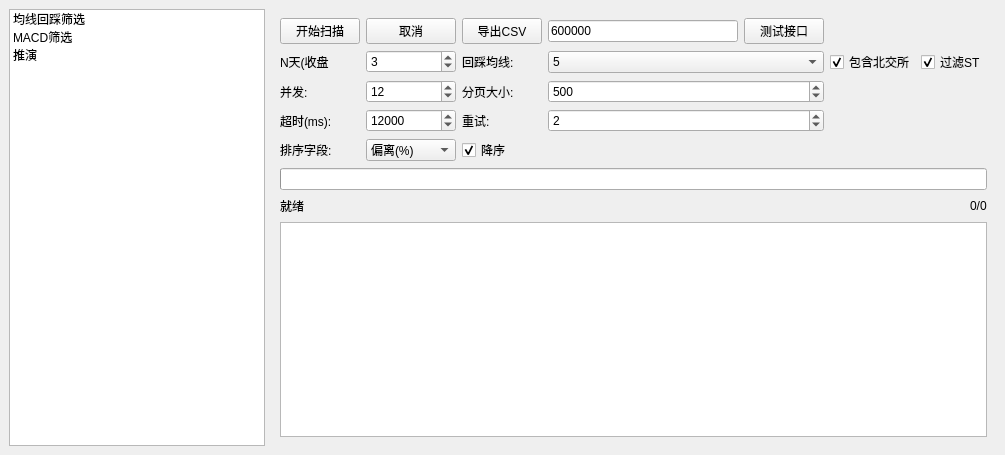
asd977/Pickwise, file mainwindow.ui: the form before one commit.
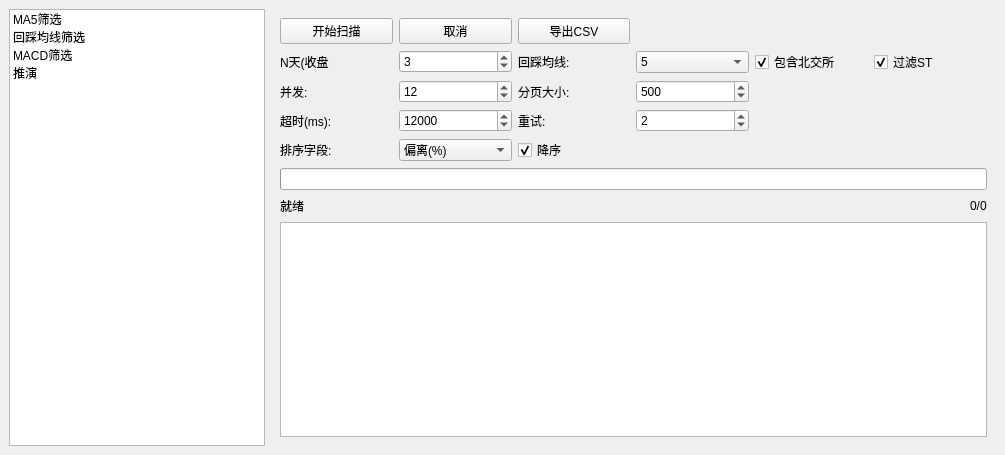
The form after the commit. The open tabs and pages were chosen to show the change.

Commit message: Add dedicated MA pullback page

Diff of the .ui file:
```diff
--- a/mainwindow.ui
+++ b/mainwindow.ui
@@ -31,7 +31,12 @@
       </property>
       <item>
        <property name="text">
-        <string>均线回踩筛选</string>
+        <string>MA5筛选</string>
+       </property>
+      </item>
+      <item>
+       <property name="text">
+        <string>回踩均线筛选</string>
        </property>
       </item>
       <item>
@@ -94,32 +99,6 @@
            </widget>
           </item>
           <item row="1" column="2">
-           <widget class="QLabel" name="labelMaPeriod">
-            <property name="text">
-             <string>回踩均线:</string>
-            </property>
-           </widget>
-          </item>
-          <item row="1" column="3">
-           <widget class="QComboBox" name="comboMaPeriod">
-            <item>
-             <property name="text">
-              <string>5</string>
-             </property>
-            </item>
-            <item>
-             <property name="text">
-              <string>10</string>
-             </property>
-            </item>
-            <item>
-             <property name="text">
-              <string>60</string>
-             </property>
-            </item>
-           </widget>
-          </item>
-          <item row="1" column="4">
            <widget class="QCheckBox" name="cbIncludeBJ">
             <property name="text">
              <string>包含北交所</string>
@@ -129,7 +108,7 @@
             </property>
            </widget>
           </item>
-          <item row="1" column="5">
+          <item row="1" column="3">
            <widget class="QCheckBox" name="cbExcludeST">
             <property name="text">
              <string>过滤ST</string>
@@ -321,9 +300,263 @@
         <item>
          <widget class="QTableView" name="tableView"/>
         </item>
-       </layout>
-      </widget>
-      <widget class="QWidget" name="pageMacd">
+      </layout>
+     </widget>
+     <widget class="QWidget" name="pagePullback">
+      <layout class="QVBoxLayout" name="verticalLayoutPullback">
+       <item>
+        <layout class="QGridLayout" name="gridLayoutPullback">
+         <item row="0" column="0">
+          <widget class="QPushButton" name="btnScanPullback">
+           <property name="text">
+            <string>开始扫描</string>
+           </property>
+          </widget>
+         </item>
+         <item row="0" column="1">
+          <widget class="QPushButton" name="btnCancelPullback">
+           <property name="text">
+            <string>取消</string>
+           </property>
+          </widget>
+         </item>
+         <item row="0" column="2">
+          <widget class="QPushButton" name="btnExportPullback">
+           <property name="text">
+            <string>导出CSV</string>
+           </property>
+          </widget>
+         </item>
+         <item row="1" column="0">
+          <widget class="QLabel" name="labelBelowDaysPullback">
+           <property name="text">
+            <string>N天(收盘&lt;MA):</string>
+           </property>
+          </widget>
+         </item>
+         <item row="1" column="1">
+          <widget class="QSpinBox" name="spinBelowDaysPullback">
+           <property name="minimum">
+            <number>1</number>
+           </property>
+           <property name="maximum">
+            <number>20</number>
+           </property>
+           <property name="value">
+            <number>3</number>
+           </property>
+          </widget>
+         </item>
+         <item row="1" column="2">
+          <widget class="QLabel" name="labelMaPeriodPullback">
+           <property name="text">
+            <string>回踩均线:</string>
+           </property>
+          </widget>
+         </item>
+         <item row="1" column="3">
+          <widget class="QComboBox" name="comboMaPeriodPullback">
+           <item>
+            <property name="text">
+             <string>5</string>
+            </property>
+           </item>
+           <item>
+            <property name="text">
+             <string>10</string>
+            </property>
+           </item>
+           <item>
+            <property name="text">
+             <string>60</string>
+            </property>
+           </item>
+          </widget>
+         </item>
+         <item row="1" column="4">
+          <widget class="QCheckBox" name="cbIncludeBJPullback">
+           <property name="text">
+            <string>包含北交所</string>
+           </property>
+           <property name="checked">
+            <bool>true</bool>
+           </property>
+          </widget>
+         </item>
+         <item row="1" column="5">
+          <widget class="QCheckBox" name="cbExcludeSTPullback">
+           <property name="text">
+            <string>过滤ST</string>
+           </property>
+           <property name="checked">
+            <bool>true</bool>
+           </property>
+          </widget>
+         </item>
+         <item row="2" column="0">
+          <widget class="QLabel" name="labelInFlightPullback">
+           <property name="text">
+            <string>并发:</string>
+           </property>
+          </widget>
+         </item>
+         <item row="2" column="1">
+          <widget class="QSpinBox" name="spinInFlightPullback">
+           <property name="minimum">
+            <number>1</number>
+           </property>
+           <property name="maximum">
+            <number>50</number>
+           </property>
+           <property name="value">
+            <number>12</number>
+           </property>
+          </widget>
+         </item>
+         <item row="2" column="2">
+          <widget class="QLabel" name="labelPageSizePullback">
+           <property name="text">
+            <string>分页大小:</string>
+           </property>
+          </widget>
+         </item>
+         <item row="2" column="3">
+          <widget class="QSpinBox" name="spinPageSizePullback">
+           <property name="minimum">
+            <number>100</number>
+           </property>
+           <property name="maximum">
+            <number>1000</number>
+           </property>
+           <property name="singleStep">
+            <number>100</number>
+           </property>
+           <property name="value">
+            <number>500</number>
+           </property>
+          </widget>
+         </item>
+         <item row="3" column="0">
+          <widget class="QLabel" name="labelTimeoutPullback">
+           <property name="text">
+            <string>超时(ms):</string>
+           </property>
+          </widget>
+         </item>
+         <item row="3" column="1">
+          <widget class="QSpinBox" name="spinTimeoutPullback">
+           <property name="minimum">
+            <number>3000</number>
+           </property>
+           <property name="maximum">
+            <number>60000</number>
+           </property>
+           <property name="singleStep">
+            <number>1000</number>
+           </property>
+           <property name="value">
+            <number>12000</number>
+           </property>
+          </widget>
+         </item>
+         <item row="3" column="2">
+          <widget class="QLabel" name="labelRetryPullback">
+           <property name="text">
+            <string>重试:</string>
+           </property>
+          </widget>
+         </item>
+         <item row="3" column="3">
+          <widget class="QSpinBox" name="spinRetryPullback">
+           <property name="minimum">
+            <number>0</number>
+           </property>
+           <property name="maximum">
+            <number>5</number>
+           </property>
+           <property name="value">
+            <number>2</number>
+           </property>
+          </widget>
+         </item>
+         <item row="4" column="0">
+          <widget class="QLabel" name="labelSortFieldPullback">
+           <property name="text">
+            <string>排序字段:</string>
+           </property>
+          </widget>
+         </item>
+         <item row="4" column="1">
+          <widget class="QComboBox" name="comboSortFieldPullback">
+           <item>
+            <property name="text">
+             <string>偏离(%)</string>
+            </property>
+           </item>
+           <item>
+            <property name="text">
+             <string>偏离绝对值</string>
+            </property>
+           </item>
+           <item>
+            <property name="text">
+             <string>市盈率(PE)</string>
+            </property>
+           </item>
+          </widget>
+         </item>
+         <item row="4" column="2">
+          <widget class="QCheckBox" name="cbSortDescPullback">
+           <property name="text">
+            <string>降序</string>
+           </property>
+           <property name="checked">
+            <bool>true</bool>
+           </property>
+          </widget>
+         </item>
+        </layout>
+       </item>
+       <item>
+        <widget class="QProgressBar" name="progressBarPullback"/>
+       </item>
+       <item>
+        <layout class="QHBoxLayout" name="horizontalLayoutPullback">
+         <item>
+          <widget class="QLabel" name="labelStagePullback">
+           <property name="text">
+            <string>就绪</string>
+           </property>
+          </widget>
+         </item>
+         <item>
+          <spacer name="horizontalSpacerPullback">
+           <property name="orientation">
+            <enum>Qt::Horizontal</enum>
+           </property>
+           <property name="sizeHint" stdset="0">
+            <size>
+             <width>40</width>
+             <height>20</height>
+            </size>
+           </property>
+          </spacer>
+         </item>
+         <item>
+          <widget class="QLabel" name="labelProgressPullback">
+           <property name="text">
+            <string>0/0</string>
+           </property>
+          </widget>
+         </item>
+        </layout>
+       </item>
+       <item>
+        <widget class="QTableView" name="tableViewPullback"/>
+       </item>
+      </layout>
+     </widget>
+     <widget class="QWidget" name="pageMacd">
        <layout class="QVBoxLayout" name="verticalLayoutMacd">
         <item>
          <widget class="QLabel" name="labelMacdIntro">
```
Left out of the diff: 8 changed lines with no effect on the pictures. The commit also changes 7 other files.
